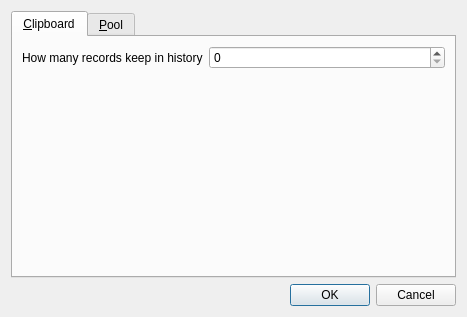
The window that src/SettingsDialog.ui (aither64/haveclip-core) describes before a commit, drawn with Qt 5.
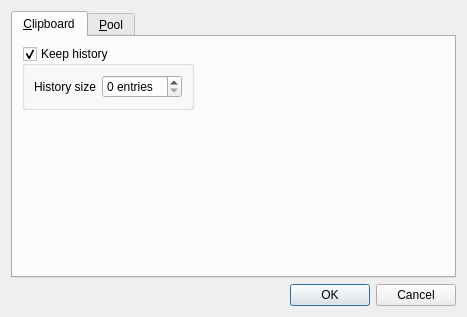
The same window after the commit. The open tabs and pages were chosen to show the change.

Commit message: Settings: toggle history, set size; inline node add

What changed in the file:
```diff
--- a/src/SettingsDialog.ui
+++ b/src/SettingsDialog.ui
@@ -28,15 +28,34 @@
         <enum>QFormLayout::AllNonFixedFieldsGrow</enum>
        </property>
        <item row="0" column="0">
-        <widget class="QLabel" name="historyLabel">
-         <property name="text">
-          <string>How many records keep in history</string>
+        <widget class="QGroupBox" name="historyGroupBox">
+         <property name="title">
+          <string>Keep history</string>
          </property>
+         <property name="checkable">
+          <bool>true</bool>
+         </property>
+         <layout class="QFormLayout" name="formLayout_2">
+          <property name="fieldGrowthPolicy">
+           <enum>QFormLayout::AllNonFixedFieldsGrow</enum>
+          </property>
+          <item row="0" column="0">
+           <widget class="QLabel" name="historySizeLabel">
+            <property name="text">
+             <string>History size</string>
+            </property>
+           </widget>
+          </item>
+          <item row="0" column="1">
+           <widget class="QSpinBox" name="historySizeSpinBox">
+            <property name="suffix">
+             <string> entries</string>
+            </property>
+           </widget>
+          </item>
+         </layout>
         </widget>
        </item>
-       <item row="0" column="1">
-        <widget class="QSpinBox" name="historySpinBox"/>
-       </item>
       </layout>
      </widget>
      <widget class="QWidget" name="tab_2">
```
Left out of the diff: 23 changed lines with no effect on the pictures. The commit also changes 4 other files.
